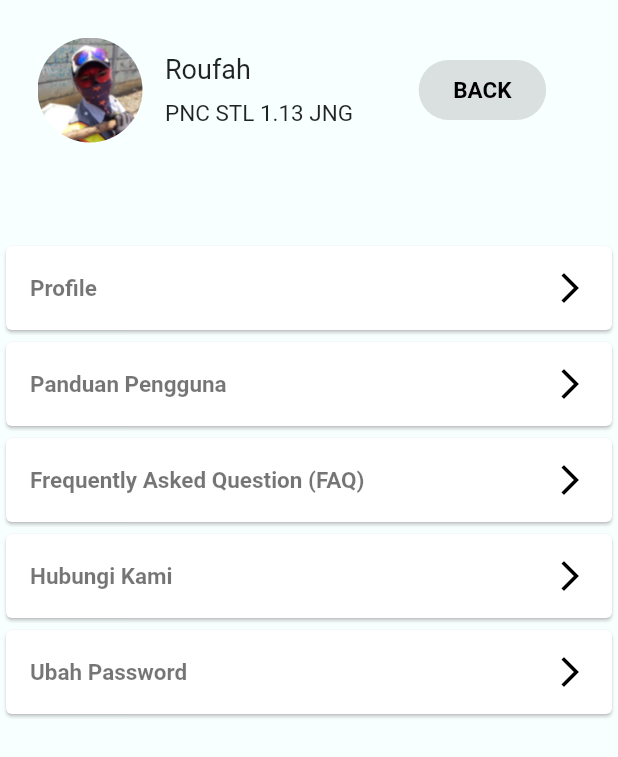
After one commit to renalazy/kai_ralok, a Flutter app: the ProfilePage screen opened directly, on a phone screen of 412 x 824 dp. The commit adds this screen. Shown: the top 757 px of the screen. Run offline on Flutter 3.47's test engine with Material 2 defaults, Android fonts, the phone set to English and light mode, and no system bars.

Commit message:
profile added

```diff
--- a/lib/homepage.dart
+++ b/lib/homepage.dart
@@ -1,5 +1,6 @@
 import 'package:flutter/material.dart';
 import 'package:flutter/services.dart';
+import 'package:kai_ralok/profile.dart';
 
 void main() {
   SystemChrome.setPreferredOrientations([DeviceOrientation.portraitUp])
@@ -269,7 +270,14 @@ class _HomepagePageState extends State<HomepagePage> {
                           ],
                         ),
                       ),
-                      Container(
+                      GestureDetector(
+                        onTap: () {
+                          Navigator.push(
+                              context,
+                              MaterialPageRoute(
+                                  builder: (context) => ProfilePage()));
+                        },
+                        child: Container(
                           height: 87.0,
                           width: 87.0,
                           decoration: BoxDecoration(
@@ -291,6 +299,7 @@ class _HomepagePageState extends State<HomepagePage> {
                                 ),
                               )
                             ],
+                          ),
                         ),
                       ),
                       Container(
--- /dev/null
+++ b/lib/profile.dart
@@ -0,0 +1,186 @@
+import 'package:flutter/services.dart';
+import 'package:flutter/material.dart';
+
+void main() {
+  SystemChrome.setPreferredOrientations([DeviceOrientation.portraitUp])
+      .then((_) {
+    runApp(ProfileApp());
+  });
+}
+
+class ProfileApp extends StatelessWidget {
+  @override
+  Widget build(BuildContext context) {
+    return MaterialApp(
+      home: ProfilePage(),
+    );
+  }
+}
+
+class ProfilePage extends StatefulWidget {
+  @override
+  _ProfilePageState createState() => _ProfilePageState();
+}
+
+class _ProfilePageState extends State<ProfilePage> {
+  @override
+  Widget build(BuildContext context) {
+    return Scaffold(
+      body: Container(
+        height: double.infinity,
+        width: double.infinity,
+        color: Color(0xFFF8FFFF),
+        child: SafeArea(
+          child: Column(
+            children: <Widget>[
+              Padding(
+                padding: EdgeInsets.symmetric(vertical: 25.0, horizontal: 25.0),
+                child: Container(
+                  child: Row(
+                    children: <Widget>[
+                      Container(
+                        height: 70.0,
+                        width: 70.0,
+                        child: CircleAvatar(
+                          backgroundColor: Colors.transparent,
+                          backgroundImage: AssetImage("images/asset-1.png"),
+                        ),
+                      ),
+                      Container(
+                          margin: EdgeInsets.only(left: 15.0),
+                          child: Column(
+                            crossAxisAlignment: CrossAxisAlignment.start,
+                            mainAxisAlignment: MainAxisAlignment.center,
+                            children: <Widget>[
+                              Text(
+                                "Roufah",
+                                style: TextStyle(fontSize: 18.0),
+                              ),
+                              SizedBox(
+                                height: 10.0,
+                              ),
+                              Text(
+                                "PNC STL 1.13 JNG ",
+                                style: TextStyle(fontSize: 15.0),
+                              ),
+                            ],
+                          )),
+                      GestureDetector(
+                        onTap: () {
+                          Navigator.pop(context);
+                        },
+                        child: Container(
+                            margin: EdgeInsets.only(left: 40.0),
+                            height: 40.0,
+                            width: 85.0,
+                            decoration: BoxDecoration(
+                                border: Border.all(color: Colors.transparent),
+                                borderRadius: BorderRadius.circular(20.0),
+                                color: Colors.black12),
+                            child: Center(
+                              child: Text(
+                                "BACK",
+                                style: TextStyle(
+                                    color: Colors.black,
+                                    fontSize: 15.0,
+                                    fontWeight: FontWeight.bold),
+                              ),
+                            )),
+                      )
+                    ],
+                  ),
+                ),
+              ),
+              SizedBox(
+                height: 40.0,
+              ),
+              Expanded(
+                child: Container(
+                  child: Column(
+                    children: <Widget>[
+                      Card(
+                        child: ListTile(
+                          title: Text(
+                            "Profile",
+                            style: TextStyle(
+                                fontWeight: FontWeight.bold,
+                                fontSize: 15.0,
+                                color: Colors.black54),
+                          ),
+                          trailing: Icon(
+                            Icons.arrow_forward_ios,
+                            color: Colors.black,
+                          ),
+                        ),
+                      ),
+                      Card(
+                        child: ListTile(
+                          title: Text(
+                            "Panduan Pengguna",
+                            style: TextStyle(
+                                fontWeight: FontWeight.bold,
+                                fontSize: 15.0,
+                                color: Colors.black54),
+                          ),
+                          trailing: Icon(
+                            Icons.arrow_forward_ios,
+                            color: Colors.black,
+                          ),
+                        ),
+                      ),
+                      Card(
+                        child: ListTile(
+                          title: Text(
+                            "Frequently Asked Question (FAQ)",
+                            style: TextStyle(
+                                fontWeight: FontWeight.bold,
+                                fontSize: 15.0,
+                                color: Colors.black54),
+                          ),
+                          trailing: Icon(
+                            Icons.arrow_forward_ios,
+                            color: Colors.black,
+                          ),
+                        ),
+                      ),
+                      Card(
+                        child: ListTile(
+                          title: Text(
+                            "Hubungi Kami",
+                            style: TextStyle(
+                                fontWeight: FontWeight.bold,
+                                fontSize: 15.0,
+                                color: Colors.black54),
+                          ),
+                          trailing: Icon(
+                            Icons.arrow_forward_ios,
+                            color: Colors.black,
+                          ),
+                        ),
+                      ),
+                      Card(
+                        child: ListTile(
+                          title: Text(
+                            "Ubah Password",
+                            style: TextStyle(
+                                fontWeight: FontWeight.bold,
+                                fontSize: 15.0,
+                                color: Colors.black54),
+                          ),
+                          trailing: Icon(
+                            Icons.arrow_forward_ios,
+                            color: Colors.black,
+                          ),
+                        ),
+                      )
+                    ],
+                  ),
+                ),
+              )
+            ],
+          ),
+        ),
+      ),
+    );
+  }
+}
```
Lines whose indentation alone changed are shown as unchanged.
